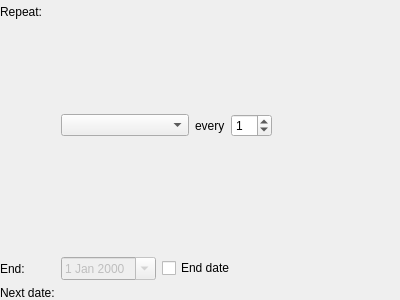
The window that src/hanlendar/ui/widget/recurrentwidget.ui (anetczuk/hanlendar) describes before a commit, drawn with Qt 5.
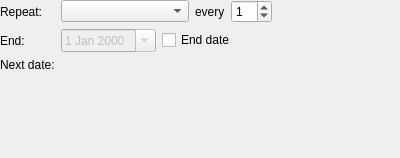
The same window after the commit. The open tabs and pages were chosen to show the change.

```diff
--- a/src/hanlendar/ui/widget/recurrentwidget.ui
+++ b/src/hanlendar/ui/widget/recurrentwidget.ui
@@ -7,7 +7,7 @@
     <x>0</x>
     <y>0</y>
     <width>400</width>
-    <height>300</height>
+    <height>158</height>
    </rect>
   </property>
   <property name="windowTitle">
@@ -37,6 +37,12 @@
     <layout class="QHBoxLayout" name="horizontalLayout">
      <item>
       <widget class="QStackedWidget" name="repeatModeStack">
+       <property name="sizePolicy">
+        <sizepolicy hsizetype="Preferred" vsizetype="Maximum">
+         <horstretch>0</horstretch>
+         <verstretch>0</verstretch>
+        </sizepolicy>
+       </property>
        <property name="currentIndex">
         <number>1</number>
        </property>
@@ -171,6 +177,19 @@
      </property>
     </widget>
    </item>
+   <item row="3" column="1">
+    <spacer name="verticalSpacer">
+     <property name="orientation">
+      <enum>Qt::Vertical</enum>
+     </property>
+     <property name="sizeHint" stdset="0">
+      <size>
+       <width>20</width>
+       <height>40</height>
+      </size>
+     </property>
+    </spacer>
+   </item>
   </layout>
  </widget>
  <resources/>
```
Left out of the diff: 2 changed lines with no effect on the pictures.
